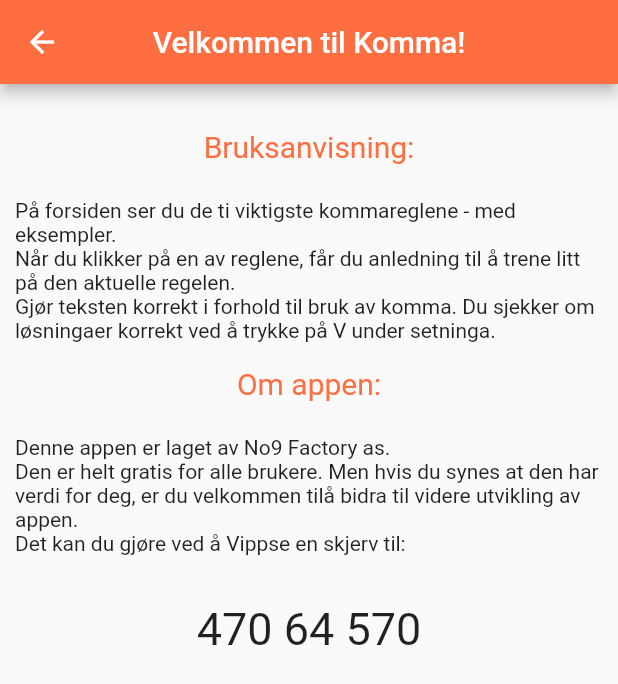
After one commit to pahoel/komma, a Flutter app: the screen it shows after launch, after a tap on the "control point" icon, on a phone screen of 412 x 824 dp. The commit adds this screen. Shown: the top 684 px of the screen. Run offline on Flutter 3.47's test engine with Material 2 defaults, Android fonts, the phone set to English and light mode, and no system bars.

Commit message:
Implementert om_oss.

```diff
--- a/lib/main.dart
+++ b/lib/main.dart
@@ -1,6 +1,7 @@
 import 'package:flutter/material.dart';
 import 'package:komma/about.dart';
 import 'package:komma/data.dart';
+import 'package:komma/om_oss.dart';
 
 void main() => runApp(new MaterialApp(home: Komma()));
 Color _colorFront = Colors.deepOrangeAccent;
@@ -18,6 +19,13 @@ class Komma extends StatelessWidget {
           title: Text("Kommareglene"),
           backgroundColor: _colorFront,
           centerTitle: true,
+          actions: <Widget>[
+            IconButton(icon: const Icon(Icons.control_point), tooltip: 'Om appen',
+            onPressed: (){
+              Navigator.push(context,
+                  MaterialPageRoute(builder: (context) => OmOss()));
+            },)
+          ],
         ),
         backgroundColor: _colorBack,
         body: ListView.builder(
--- /dev/null
+++ b/lib/om_oss.dart
@@ -0,0 +1,39 @@
+import 'package:flutter/material.dart';
+
+class OmOss extends StatelessWidget {
+  @override
+  Widget build(BuildContext context) {
+    return Scaffold(
+      appBar: AppBar(
+        title: Text("Velkommen til Komma!"),
+        backgroundColor: Colors.deepOrangeAccent,
+        centerTitle: true,
+      ),
+      body: Container(
+        margin: EdgeInsets.only(top:30, left: 10, right: 10,bottom: 50),
+        child: Column(
+          crossAxisAlignment: CrossAxisAlignment.center,
+          //mainAxisAlignment: MainAxisAlignment.center,
+          children: <Widget>[
+            Text (
+              "Bruksanvisning:\n",
+              style: TextStyle(fontSize: 20, color: Colors.deepOrangeAccent),
+            ),
+            Text("På forsiden ser du de ti viktigste kommareglene - med eksempler.\nNår du klikker på en av reglene, får du anledning til "
+                "å trene litt på den aktuelle regelen.\nGjør teksten korrekt i forhold til bruk av komma. Du sjekker om løsninga"
+                "er korrekt ved å trykke på V under setninga.\n"),
+            Text (
+              "Om appen:\n",
+              style: TextStyle(fontSize: 20, color: Colors.deepOrangeAccent),
+            ),
+            Text("Denne appen er laget av No9 Factory as.\nDen er helt gratis for alle brukere. Men hvis du synes at den har verdi for deg, er du velkommen til"
+                "å bidra til videre utvikling av appen.\nDet kan du gjøre ved å Vippse en skjerv til:\n\n"),
+                Text (
+                  "470 64 570",
+                  style: TextStyle(fontSize: 30)),
+          ],
+        )
+      ),
+    );
+  }
+}
```
